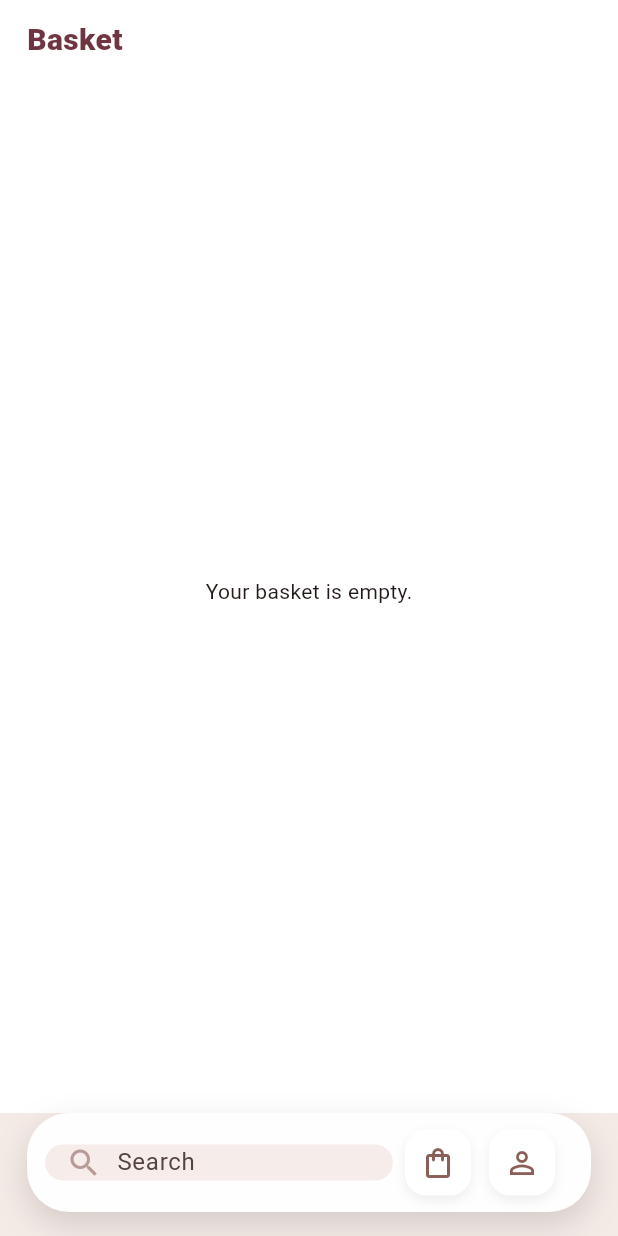
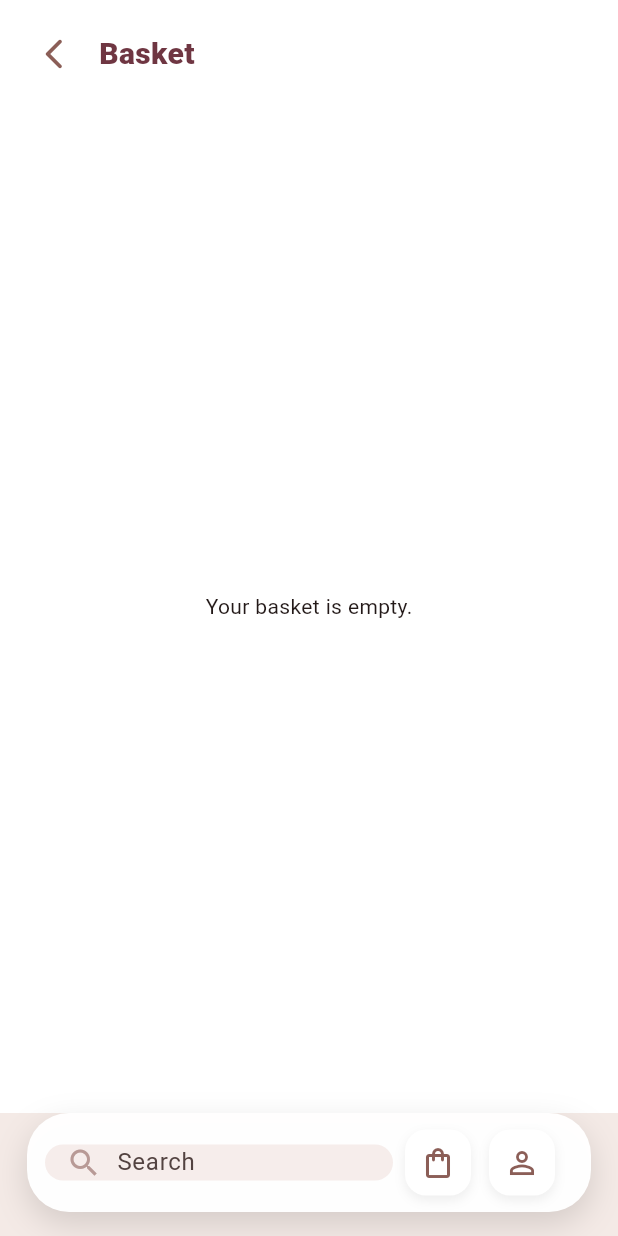
Before and after one commit to Mulu-Girmay/PerfumeShopping, a Flutter app: the screen it shows after launch, scrolled down 79 dp, after a tap on the "shopping bag" icon, on a phone screen of 412 x 824 dp. Run offline on Flutter 3.47's test engine with Material 3 defaults, Android fonts, the phone set to English and light mode, and no system bars.

Commit message:
upadtaing features

```diff
--- a/lib/screens/MainScreen.dart
+++ b/lib/screens/MainScreen.dart
@@ -1,6 +1,7 @@
 import 'package:flutter/material.dart';
 import 'package:perfumeshopping/models/model.dart';
 import 'package:perfumeshopping/widget/reusablecard.dart';
+import 'package:perfumeshopping/models/cart.dart';
 import 'package:perfumeshopping/screens/DetailScreen.dart';
 import 'package:perfumeshopping/screens/basketScreen.dart';
 
@@ -14,10 +15,15 @@ class PerfumeBoutiqueApp extends StatefulWidget {
 class _PerfumeBoutiqueAppState extends State<PerfumeBoutiqueApp> {
   int _selectedIndex = 0;
   final TextEditingController _searchController = TextEditingController();
-
-  late final List<Widget> _pages = [
+  List<Widget> get _pages => [
     PerfumeCategoryPage(controller: _searchController),
-    const BasketScreen(),
+    BasketScreen(
+      onBackFallback: () {
+        setState(() {
+          _selectedIndex = 0;
+        });
+      },
+    ),
   ];
 
   @override
@@ -97,7 +103,11 @@ class _PerfumeBoutiqueAppState extends State<PerfumeBoutiqueApp> {
                 padding: const EdgeInsets.only(right: 12),
                 child: Row(
                   children: [
-                    GestureDetector(
+                    ValueListenableBuilder<List<PerfumeData>>(
+                      valueListenable: cartNotifier,
+                      builder: (context, cart, _) {
+                        final count = cart.length;
+                        return GestureDetector(
                           onTap: () => setState(() {
                             if (_pages.length > 1) {
                               _selectedIndex = 1;
@@ -105,7 +115,10 @@ class _PerfumeBoutiqueAppState extends State<PerfumeBoutiqueApp> {
                               _selectedIndex = 0;
                             }
                           }),
-                      child: Container(
+                          child: Stack(
+                            clipBehavior: Clip.none,
+                            children: [
+                              Container(
                                 padding: const EdgeInsets.all(10),
                                 decoration: BoxDecoration(
                                   color: Colors.white,
@@ -123,6 +136,34 @@ class _PerfumeBoutiqueAppState extends State<PerfumeBoutiqueApp> {
                                   color: Color(0xFF8B5E57),
                                 ),
                               ),
+                              if (count > 0)
+                                Positioned(
+                                  right: -6,
+                                  top: -6,
+                                  child: Container(
+                                    padding: const EdgeInsets.all(6),
+                                    decoration: BoxDecoration(
+                                      color: const Color(0xFFE85E4A),
+                                      shape: BoxShape.circle,
+                                      border: Border.all(
+                                        color: Colors.white,
+                                        width: 2,
+                                      ),
+                                    ),
+                                    child: Text(
+                                      count > 99 ? '99+' : '$count',
+                                      style: const TextStyle(
+                                        color: Colors.white,
+                                        fontSize: 10,
+                                        fontWeight: FontWeight.w900,
+                                      ),
+                                    ),
+                                  ),
+                                ),
+                            ],
+                          ),
+                        );
+                      },
                     ),
                     const SizedBox(width: 12),
                     GestureDetector(
--- a/lib/screens/basketScreen.dart
+++ b/lib/screens/basketScreen.dart
@@ -3,7 +3,9 @@ import 'package:perfumeshopping/models/cart.dart';
 import 'package:perfumeshopping/models/model.dart';
 
 class BasketScreen extends StatelessWidget {
-  const BasketScreen({super.key});
+  const BasketScreen({super.key, this.onBackFallback});
+
+  final VoidCallback? onBackFallback;
 
   @override
   Widget build(BuildContext context) {
@@ -13,19 +15,23 @@ class BasketScreen extends StatelessWidget {
         child: ValueListenableBuilder<List<PerfumeData>>(
           valueListenable: cartNotifier,
           builder: (context, cart, _) {
-            final canPop = Navigator.of(context).canPop();
             final topBar = Padding(
               padding: const EdgeInsets.fromLTRB(12, 12, 12, 6),
               child: Row(
                 children: [
-                  if (canPop)
-                    IconButton(
-                      onPressed: () => Navigator.of(context).pop(),
-                      icon: const Icon(
-                        Icons.arrow_back_ios_new_rounded,
-                        color: Color(0xFF8B5E57),
-                      ),
+                  IconButton(
+                    onPressed: () {
+                      if (Navigator.of(context).canPop()) {
+                        Navigator.of(context).pop();
+                      } else if (onBackFallback != null) {
+                        onBackFallback!();
+                      }
+                    },
+                    icon: const Icon(
+                      Icons.arrow_back_ios_new_rounded,
+                      color: Color(0xFF8B5E57),
                     ),
+                  ),
                   const SizedBox(width: 6),
                   const Expanded(
                     child: Text(
```
Also changed, not shown: lib/screens/DetailScreen.dart (+7 -3 lines). Lines whose indentation alone changed are shown as unchanged.
